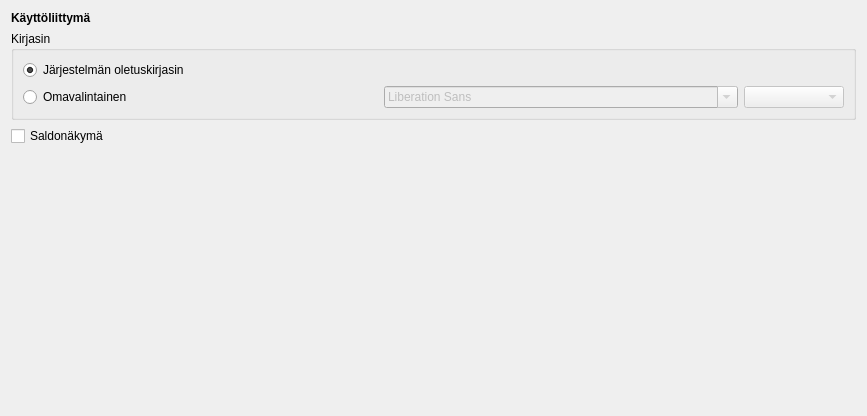
First picture: the form in kitsas/maaritys/ulkoasumaaritys.ui, repository artoh/kitupiikki, before the edit.
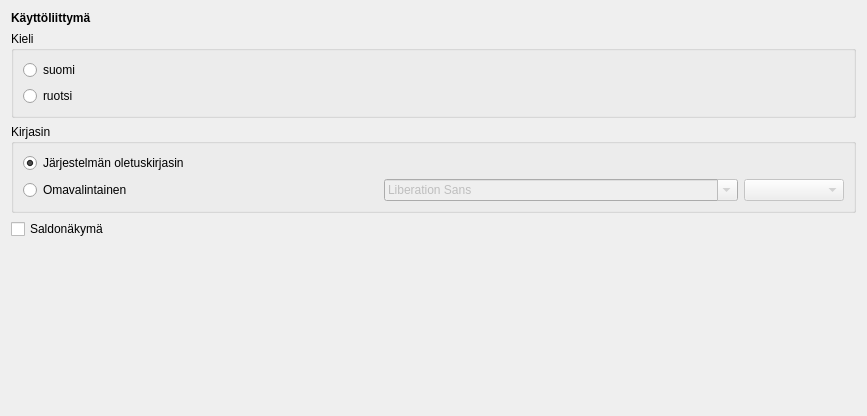
Second picture: the form after the edit. Icons and pictures are not drawn.

```diff
--- a/kitsas/maaritys/ulkoasumaaritys.ui
+++ b/kitsas/maaritys/ulkoasumaaritys.ui
@@ -27,6 +27,37 @@
      </property>
     </widget>
    </item>
+   <item>
+    <widget class="QGroupBox" name="groupBox_2">
+     <property name="title">
+      <string>Kieli</string>
+     </property>
+     <layout class="QVBoxLayout" name="verticalLayout_3">
+      <item>
+       <widget class="QRadioButton" name="fiKieli">
+        <property name="text">
+         <string>suomi</string>
+        </property>
+        <property name="icon">
+         <iconset resource="../pic/pic.qrc">
+          <normaloff>:/liput/fi.png</normaloff>:/liput/fi.png</iconset>
+        </property>
+       </widget>
+      </item>
+      <item>
+       <widget class="QRadioButton" name="svKieli">
+        <property name="text">
+         <string>ruotsi</string>
+        </property>
+        <property name="icon">
+         <iconset resource="../pic/pic.qrc">
+          <normaloff>:/liput/se.png</normaloff>:/liput/se.png</iconset>
+        </property>
+       </widget>
+      </item>
+     </layout>
+    </widget>
+   </item>
    <item>
     <widget class="QGroupBox" name="groupBox">
      <property name="title">
```
